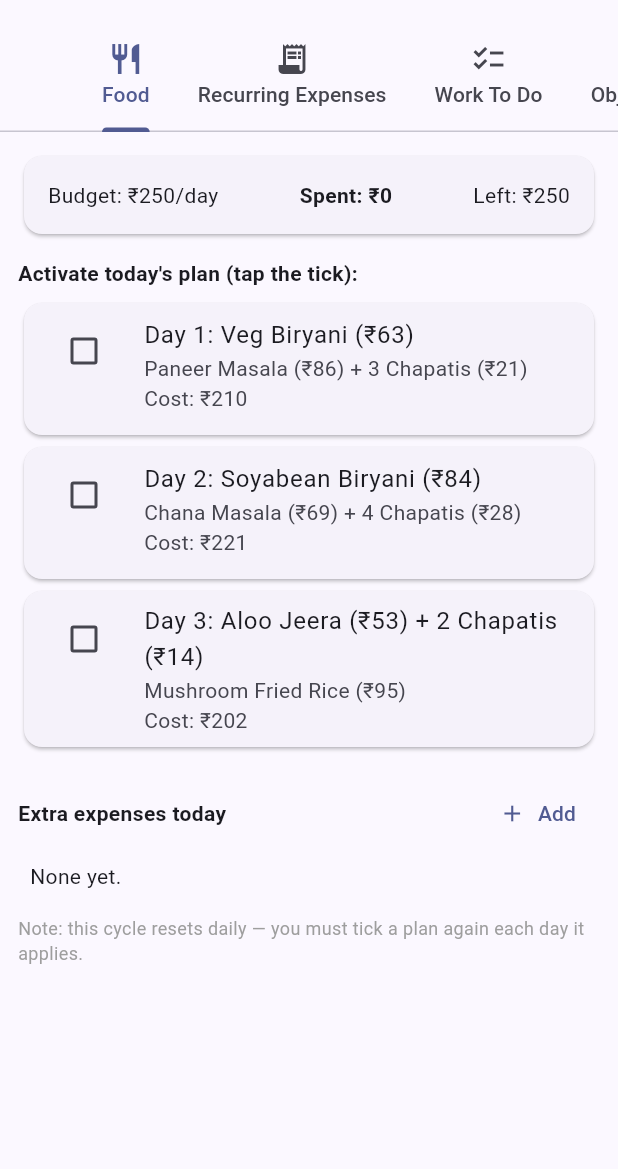
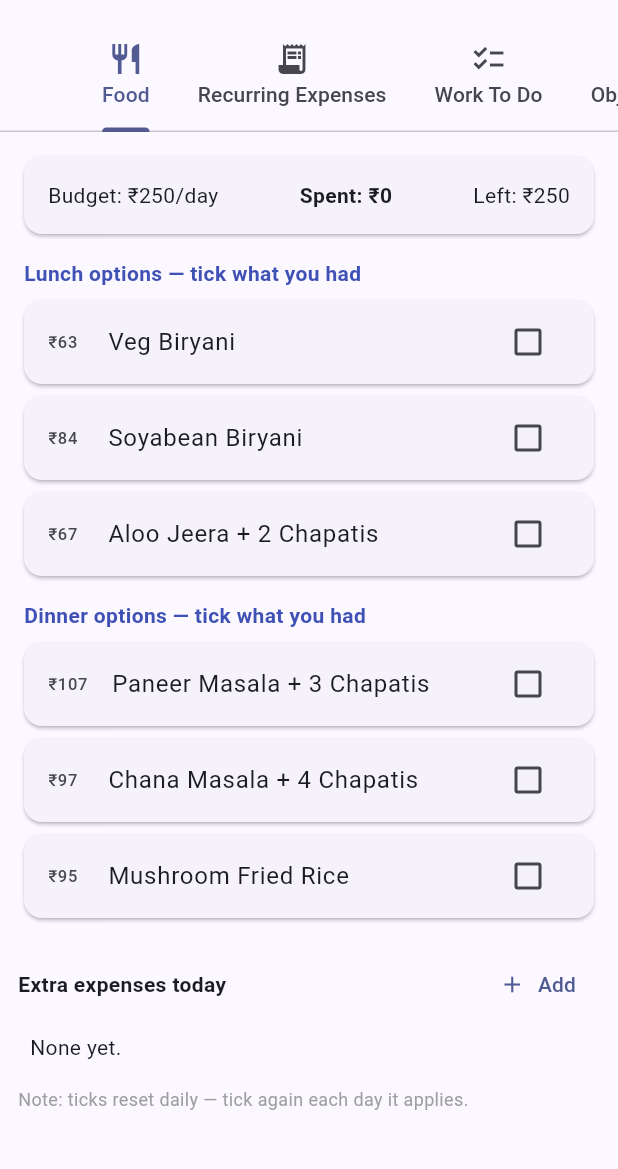
Before and after one commit to Pranso141/my_life_app, a Flutter app: the screen it shows after launch, on a phone screen of 412 x 824 dp, the part 63-1232 px from its top. Run offline on Flutter 3.47's test engine with Material 3 defaults, Android fonts, the phone set to English and light mode, and no system bars; our stand-ins replace shared_preferences.

Commit message:
Update meal_cycle.dart

```diff
--- a/lib/meal_cycle.dart
+++ b/lib/meal_cycle.dart
@@ -3,18 +3,23 @@ import 'package:flutter/material.dart';
 import 'package:shared_preferences/shared_preferences.dart';
 import 'package:intl/intl.dart';
 
-class MealPlanDay {
-  final String lunch;
-  final String dinner;
+class FoodOption {
+  final String name;
   final double cost;
-  const MealPlanDay({required this.lunch, required this.dinner, required this.cost});
+  const FoodOption({required this.name, required this.cost});
 }
 
-// Edit these 3 lines any time to change your fixed rotation.
-const List<MealPlanDay> kMealCycle = [
-  MealPlanDay(lunch: 'Veg Biryani (₹63)', dinner: 'Paneer Masala (₹86) + 3 Chapatis (₹21)', cost: 210),
-  MealPlanDay(lunch: 'Soyabean Biryani (₹84)', dinner: 'Chana Masala (₹69) + 4 Chapatis (₹28)', cost: 221),
-  MealPlanDay(lunch: 'Aloo Jeera (₹53) + 2 Chapatis (₹14)', dinner: 'Mushroom Fried Rice (₹95)', cost: 202),
+// Edit these lists any time to add/remove/rename meal combos or fix prices.
+const List<FoodOption> kLunchOptions = [
+  FoodOption(name: 'Veg Biryani', cost: 63),
+  FoodOption(name: 'Soyabean Biryani', cost: 84),
+  FoodOption(name: 'Aloo Jeera + 2 Chapatis', cost: 67),
+];
+
+const List<FoodOption> kDinnerOptions = [
+  FoodOption(name: 'Paneer Masala + 3 Chapatis', cost: 107),
+  FoodOption(name: 'Chana Masala + 4 Chapatis', cost: 97),
+  FoodOption(name: 'Mushroom Fried Rice', cost: 95),
 ];
 
 const double kDailyBudget = 250;
@@ -35,13 +40,15 @@ class MealCycleScreen extends StatefulWidget {
 }
 
 class _MealCycleScreenState extends State<MealCycleScreen> {
-  static const _activationKey = 'meal_activation_by_date'; // date -> dayIndex
+  static const _ticksKey = 'food_ticks_by_date'; // date -> List<foodName>
   static const _extraKey = 'meal_extra_by_date'; // date -> List<ExtraExpense>
 
   String get _today => DateFormat('yyyy-MM-dd').format(DateTime.now());
 
-  Map<String, int> _activation = {};
+  Map<String, List<String>> _ticks = {};
   Map<String, List<ExtraExpense>> _extras = {};
+
+  static List<FoodOption> get _allOptions => [...kLunchOptions, ...kDinnerOptions];
 
   @override
   void initState() {
@@ -51,12 +58,12 @@ class _MealCycleScreenState extends State<MealCycleScreen> {
 
   Future<void> _load() async {
     final prefs = await SharedPreferences.getInstance();
-    final actRaw = prefs.getString(_activationKey);
+    final ticksRaw = prefs.getString(_ticksKey);
     final extRaw = prefs.getString(_extraKey);
     setState(() {
-      if (actRaw != null) {
-        final m = jsonDecode(actRaw) as Map<String, dynamic>;
-        _activation = m.map((k, v) => MapEntry(k, v as int));
+      if (ticksRaw != null) {
+        final m = jsonDecode(ticksRaw) as Map<String, dynamic>;
+        _ticks = m.map((k, v) => MapEntry(k, (v as List).cast<String>()));
       }
       if (extRaw != null) {
         final m = jsonDecode(extRaw) as Map<String, dynamic>;
@@ -66,9 +73,9 @@ class _MealCycleScreenState extends State<MealCycleScreen> {
     });
   }
 
-  Future<void> _saveActivation() async {
+  Future<void> _saveTicks() async {
     final prefs = await SharedPreferences.getInstance();
-    await prefs.setString(_activationKey, jsonEncode(_activation));
+    await prefs.setString(_ticksKey, jsonEncode(_ticks));
   }
 
   Future<void> _saveExtras() async {
@@ -77,15 +84,16 @@ class _MealCycleScreenState extends State<MealCycleScreen> {
         _extraKey, jsonEncode(_extras.map((k, v) => MapEntry(k, v.map((e) => e.toJson()).toList()))));
   }
 
-  void _toggleDay(int dayIndex) {
+  void _toggleFood(String name) {
     setState(() {
-      if (_activation[_today] == dayIndex) {
-        _activation.remove(_today); // untick = deactivate
+      final todayList = _ticks.putIfAbsent(_today, () => []);
+      if (todayList.contains(name)) {
+        todayList.remove(name);
       } else {
-        _activation[_today] = dayIndex; // only one active per day
+        todayList.add(name);
       }
     });
-    _saveActivation();
+    _saveTicks();
   }
 
   void _addExtra() {
@@ -125,20 +133,50 @@ class _MealCycleScreenState extends State<MealCycleScreen> {
     _saveExtras();
   }
 
-  double get _todayCycleCost {
-    final active = _activation[_today];
-    return active != null ? kMealCycle[active].cost : 0;
+  double get _todayFoodCost {
+    final ticked = _ticks[_today] ?? [];
+    double total = 0;
+    for (final name in ticked) {
+      final match = _allOptions.where((o) => o.name == name);
+      if (match.isNotEmpty) total += match.first.cost;
+    }
+    return total;
   }
 
-  double get _todayExtraCost =>
-      (_extras[_today] ?? []).fold(0.0, (s, e) => s + e.cost);
+  double get _todayExtraCost => (_extras[_today] ?? []).fold(0.0, (s, e) => s + e.cost);
 
-  double get _todaySpent => _todayCycleCost + _todayExtraCost;
+  double get _todaySpent => _todayFoodCost + _todayExtraCost;
+
+  Widget _optionSection(String title, List<FoodOption> options, List<String> ticked) {
+    return Column(
+      crossAxisAlignment: CrossAxisAlignment.start,
+      children: [
+        Padding(
+          padding: const EdgeInsets.only(top: 12, bottom: 4, left: 4),
+          child: Text(title, style: const TextStyle(fontWeight: FontWeight.bold, color: Colors.indigo)),
+        ),
+        ...options.map((option) {
+          final checked = ticked.contains(option.name);
+          return Card(
+            color: checked ? Colors.indigo.withOpacity(0.25) : null,
+            child: CheckboxListTile(
+              value: checked,
+              onChanged: (_) => _toggleFood(option.name),
+              title: Text(option.name),
+              secondary: Text('₹${option.cost.toStringAsFixed(0)}'),
+            ),
+          );
+        }),
+      ],
+    );
+  }
 
   @override
   Widget build(BuildContext context) {
     final remaining = kDailyBudget - _todaySpent;
     final extras = _extras[_today] ?? [];
+    final ticked = _ticks[_today] ?? [];
+
     return Scaffold(
       body: ListView(
         padding: const EdgeInsets.all(12),
@@ -158,22 +196,8 @@ class _MealCycleScreenState extends State<MealCycleScreen> {
               ),
             ),
           ),
-          const SizedBox(height: 12),
-          const Text('Activate today\'s plan (tap the tick):', style: TextStyle(fontWeight: FontWeight.bold)),
-          const SizedBox(height: 6),
-          ...List.generate(kMealCycle.length, (i) {
-            final day = kMealCycle[i];
-            final active = _activation[_today] == i;
-            return Card(
-              color: active ? Colors.indigo.withOpacity(0.25) : null,
-              child: ListTile(
-                leading: Checkbox(value: active, onChanged: (_) => _toggleDay(i)),
-                title: Text('Day ${i + 1}: ${day.lunch}'),
-                subtitle: Text('${day.dinner}\nCost: ₹${day.cost.toStringAsFixed(0)}'),
-                isThreeLine: true,
-              ),
-            );
-          }),
+          _optionSection('Lunch options — tick what you had', kLunchOptions, ticked),
+          _optionSection('Dinner options — tick what you had', kDinnerOptions, ticked),
           const SizedBox(height: 16),
           Row(
             mainAxisAlignment: MainAxisAlignment.spaceBetween,
@@ -191,7 +215,7 @@ class _MealCycleScreenState extends State<MealCycleScreen> {
                 ]),
               )),
           const SizedBox(height: 8),
-          Text('Note: this cycle resets daily — you must tick a plan again each day it applies.',
+          Text('Note: ticks reset daily — tick again each day it applies.',
               style: TextStyle(color: Colors.grey.shade500, fontSize: 12)),
         ],
       ),
```
